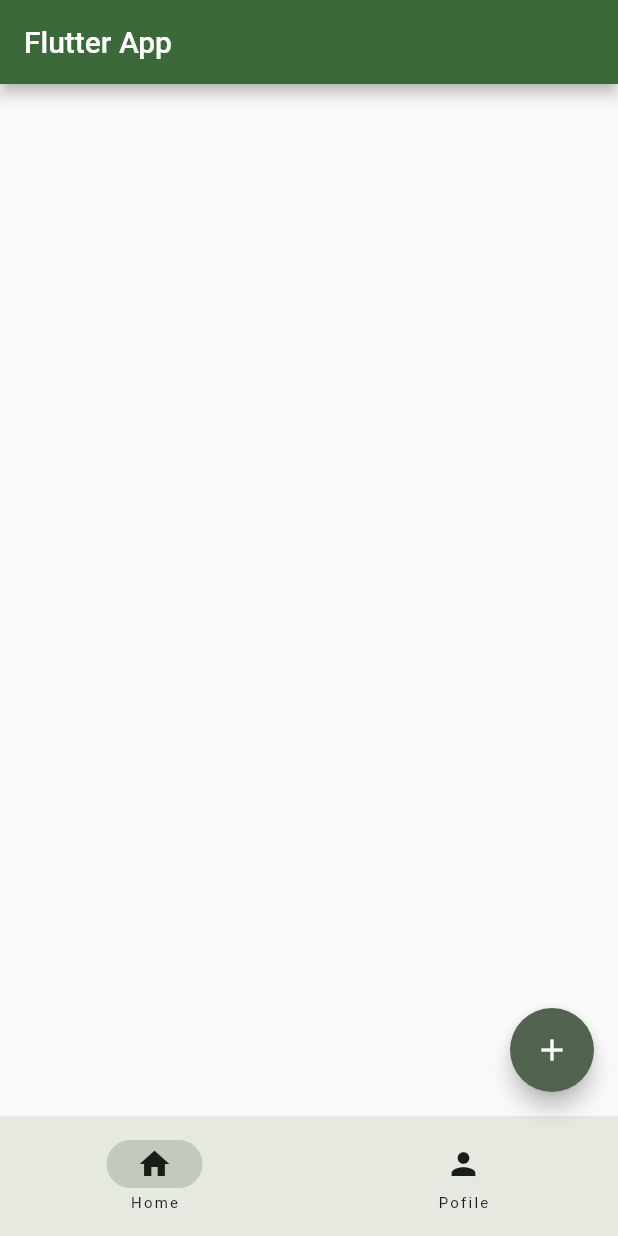
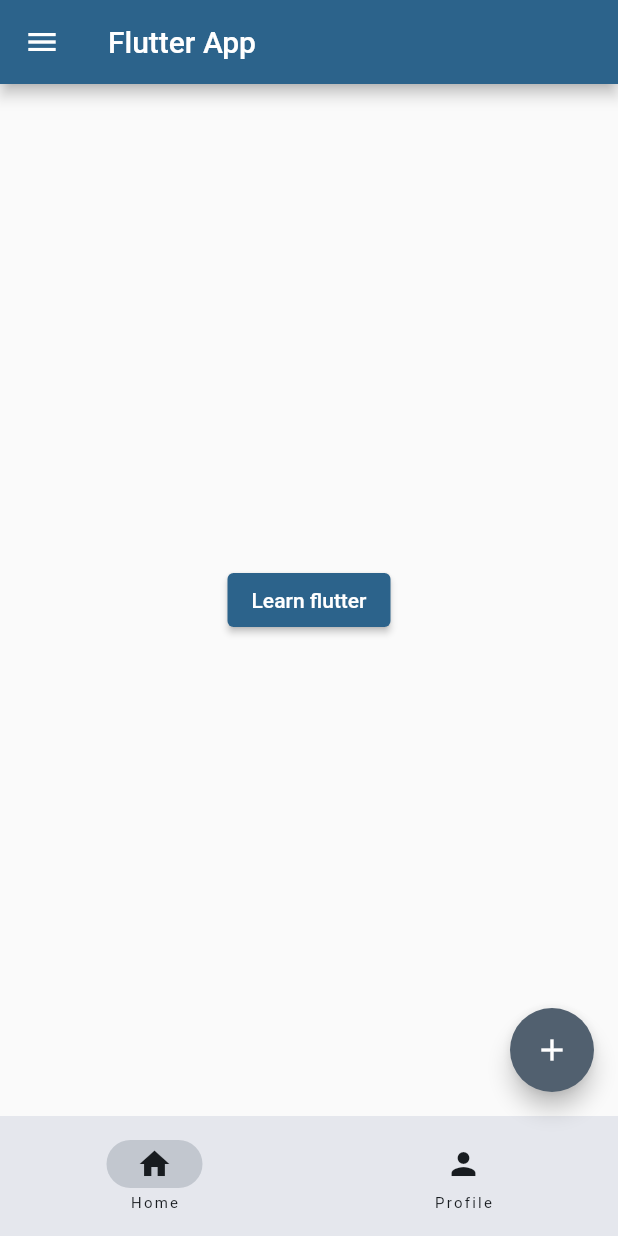
Before and after one commit to akshairaj75/Flutter-project, a Flutter app: the screen it shows after launch, on a phone screen of 412 x 824 dp. Run offline on Flutter 3.47's test engine with Material 3 defaults, Android fonts, the phone set to English and light mode, and no system bars.

```diff
--- /dev/null
+++ b/lib/home_page.dart
@@ -0,0 +1,21 @@
+import 'package:demo_second_app/learn_flutter.dart';
+import 'package:flutter/material.dart';
+
+class HomePage extends StatelessWidget {
+  const HomePage({super.key});
+  @override
+  Widget build(BuildContext context) {
+    return Center(
+      child: ElevatedButton(
+        onPressed: (){
+          Navigator.of(context).push(
+            MaterialPageRoute(builder: (BuildContext context){
+              return const LearnFlutterPage();
+            })
+          );
+        },
+        child: Text('Learn flutter')
+      ),
+    );
+  }
+}
--- a/lib/main.dart
+++ b/lib/main.dart
@@ -1,3 +1,4 @@
+import 'package:demo_second_app/home_page.dart';
 import 'package:flutter/material.dart';
 
 void main() {
@@ -5,13 +6,13 @@ void main() {
 }
 
 class MyApp extends StatelessWidget {
-  const MyApp({Key? key}) : super(key: key);
+  const MyApp({super.key});
 
   @override
   Widget build(BuildContext context) {
     return MaterialApp(
       theme: ThemeData(
-        colorScheme: ColorScheme.fromSeed(seedColor: Colors.green),
+        colorScheme: ColorScheme.fromSeed(seedColor:Color(0xFF3498DB)), // rgba(52, 152, 219, 1)
         useMaterial3: false,
       ),
       home: const RootPage(),
@@ -20,7 +21,7 @@ class MyApp extends StatelessWidget {
 }
 
 class RootPage extends StatefulWidget {
-  const RootPage({Key? key}) : super(key: key);
+  const RootPage({super.key});
 
   @override
   State<RootPage> createState() => _RootPageState();
@@ -32,7 +33,25 @@ class _RootPageState extends State<RootPage> {
   @override
   Widget build(BuildContext context) {
     return Scaffold(
-      appBar: AppBar(title: const Text('Flutter App ')),
+      appBar: AppBar(
+        title: const Text('Flutter App ',
+          style: TextStyle(color: Color.fromARGB(255, 255, 255, 255)),
+        ),
+      ), //This is app bar title | it will remain same
+
+      drawer: SafeArea(
+        child: Drawer(
+          child: ListView(
+            children: [
+              DrawerHeader(child: Text('Menu')),
+              ListTile(title: Text('Item 1')),
+              ListTile(title: Text('Item 2')),
+            ],
+          ),
+        ),
+      ),
+
+      body: const HomePage(),    //This is body part | It will change based on bottom navigation bar
 
       floatingActionButton: FloatingActionButton(
         onPressed: () => {debugPrint('Floating Action Button Pressed')},
@@ -41,13 +60,20 @@ class _RootPageState extends State<RootPage> {
 
       bottomNavigationBar: NavigationBar(
         destinations: const [
-          NavigationDestination(icon: Icon(Icons.home), label: 'Home'),
-          NavigationDestination(icon: Icon(Icons.person), label: 'Pofile'),
+          NavigationDestination(
+            icon: Icon(Icons.home),
+            label: 'Home'),
+
+          NavigationDestination(
+            icon: Icon(Icons.person),
+            label: 'Profile'),
         ],
+
         onDestinationSelected: (int index) {
           setState(() {
             currentPage = index;
           });
+
         },
         selectedIndex: currentPage,
       ),
--- a/pubspec.yaml
+++ b/pubspec.yaml
@@ -58,9 +58,8 @@ flutter:
   uses-material-design: true
 
   # To add assets to your application, add an assets section, like this:
-  # assets:
-  #   - images/a_dot_burr.jpeg
-  #   - images/a_dot_ham.jpeg
+  assets:
+    - assets/images/
 
   # An image asset can refer to one or more resolution-specific "variants", see
   # https://flutter.dev/to/resolution-aware-images
```
Also changed, not shown: lib/learn_flutter.dart (added, +34 -0 lines), assets/images/samsung.png (added).
